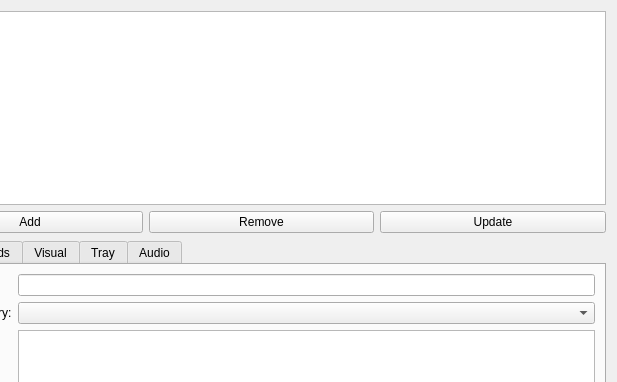
0xd34df00d/leechcraft, file src/plugins/advancednotifications/notificationruleswidget.ui: the form before one commit; both pictures show x 94 to 711 and y 0 to 382 of the 711 by 625 pixel window.
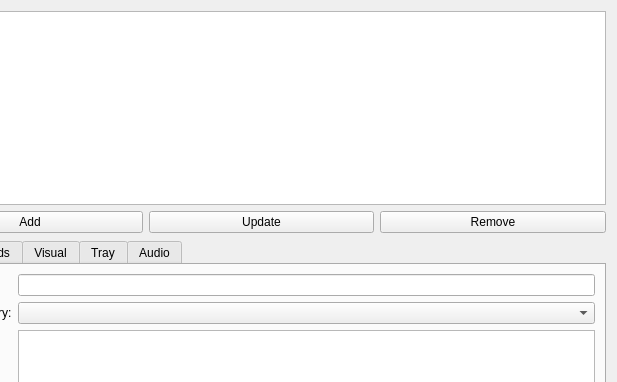
The form after the commit.

Commit message: AN: allow to remove rules.

Patch:
```diff
--- a/src/plugins/advancednotifications/notificationruleswidget.ui
+++ b/src/plugins/advancednotifications/notificationruleswidget.ui
@@ -27,16 +27,16 @@
       </widget>
      </item>
      <item>
-      <widget class="QPushButton" name="RemoveRule_">
+      <widget class="QPushButton" name="UpdateRule_">
        <property name="text">
-        <string>Remove</string>
+        <string>Update</string>
        </property>
       </widget>
      </item>
      <item>
-      <widget class="QPushButton" name="UpdateRule_">
+      <widget class="QPushButton" name="RemoveRule_">
        <property name="text">
-        <string>Update</string>
+        <string>Remove</string>
        </property>
       </widget>
      </item>
```
The commit also changes 2 other files.
